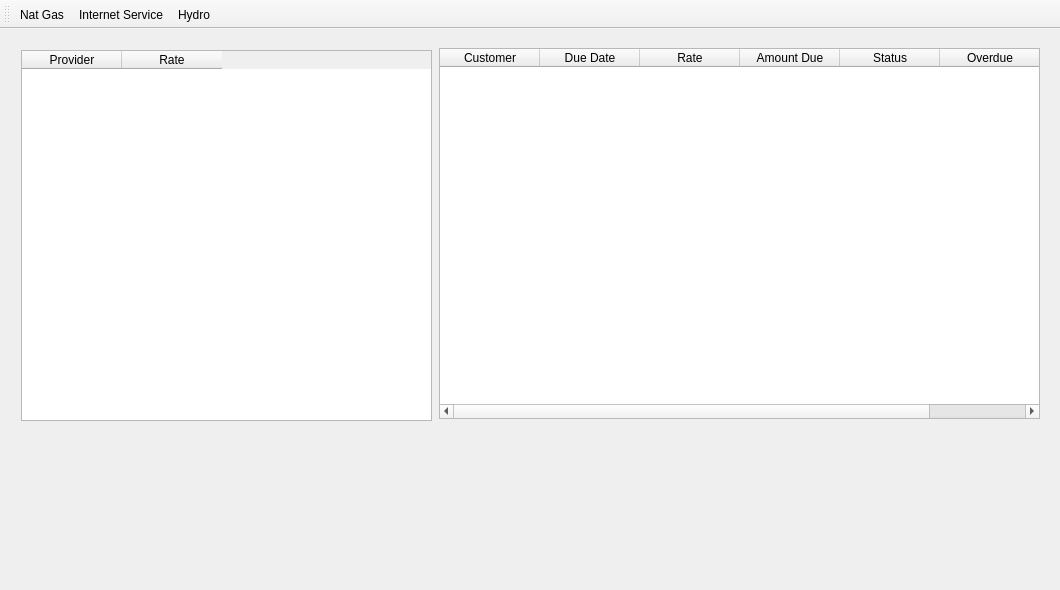
First picture: the form in mainwindow.ui, repository drakovic23/3400-util, before the edit.
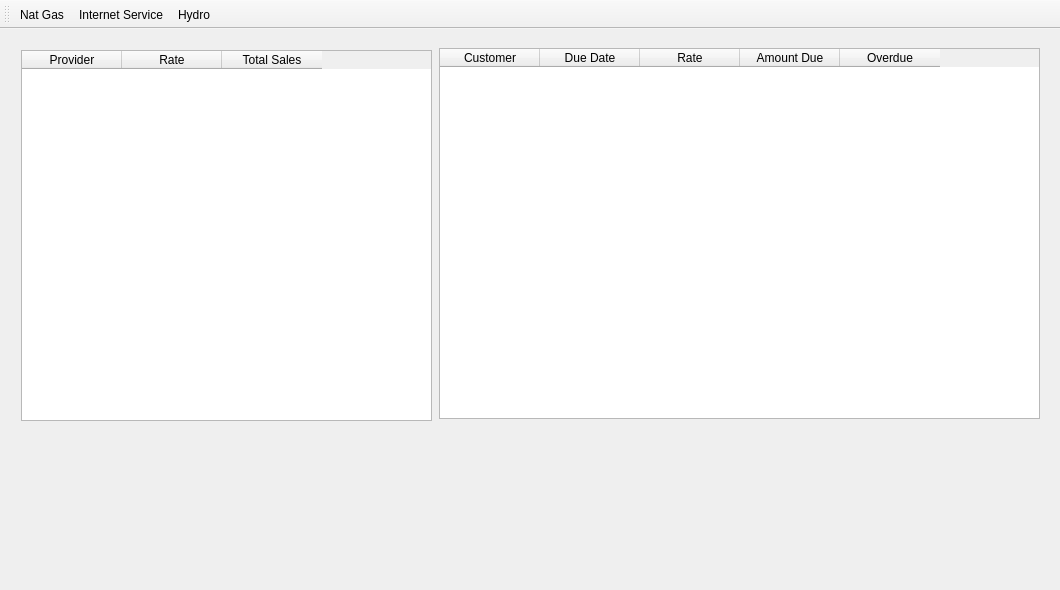
Second picture: the form after the edit. Icons and pictures are not drawn. Custom widgets are drawn as their Qt base class.

Commit message: add total sales

Patch:
```diff
--- a/mainwindow.ui
+++ b/mainwindow.ui
@@ -53,6 +53,11 @@
           <string>Rate</string>
          </property>
         </column>
+        <column>
+         <property name="text">
+          <string>Total Sales</string>
+         </property>
+        </column>
        </widget>
        <widget class="QTableWidget" name="gasBillingTableWidget">
         <property name="geometry">
@@ -83,11 +88,6 @@
           <string>Amount Due</string>
          </property>
         </column>
-        <column>
-         <property name="text">
-          <string>Status</string>
-         </property>
-        </column>
         <column>
          <property name="text">
           <string>Overdue</string>
```
The commit also changes 1 other file.
